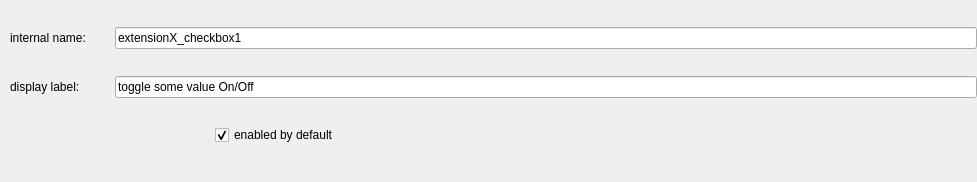
First picture: the form in ui/checkbox_edit.ui, repository ewerybody/a2, before the edit.
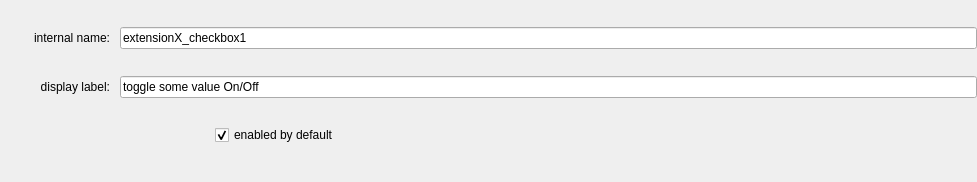
Second picture: the form after the edit.

Commit message:
set font in main scroll ui. hotkey edit more compact
fixes #49

What changed in the file:
```diff
--- a/ui/checkbox_edit.ui
+++ b/ui/checkbox_edit.ui
@@ -31,6 +31,9 @@
    </property>
    <item>
     <layout class="QHBoxLayout" name="internalNameLayout">
+     <property name="spacing">
+      <number>10</number>
+     </property>
      <item>
       <widget class="QLabel" name="internalNameLabel">
        <property name="minimumSize">
@@ -42,6 +45,9 @@
        <property name="text">
         <string>internal name:</string>
        </property>
+       <property name="alignment">
+        <set>Qt::AlignRight|Qt::AlignTrailing|Qt::AlignVCenter</set>
+       </property>
       </widget>
      </item>
      <item>
@@ -55,6 +61,9 @@
    </item>
    <item>
     <layout class="QHBoxLayout" name="displayLabelLayout">
+     <property name="spacing">
+      <number>10</number>
+     </property>
      <item>
       <widget class="QLabel" name="displayLabelLabel">
        <property name="minimumSize">
@@ -66,6 +75,9 @@
        <property name="text">
         <string>display label:</string>
        </property>
+       <property name="alignment">
+        <set>Qt::AlignRight|Qt::AlignTrailing|Qt::AlignVCenter</set>
+       </property>
       </widget>
      </item>
      <item>
```
The commit also changes 4 other files.
